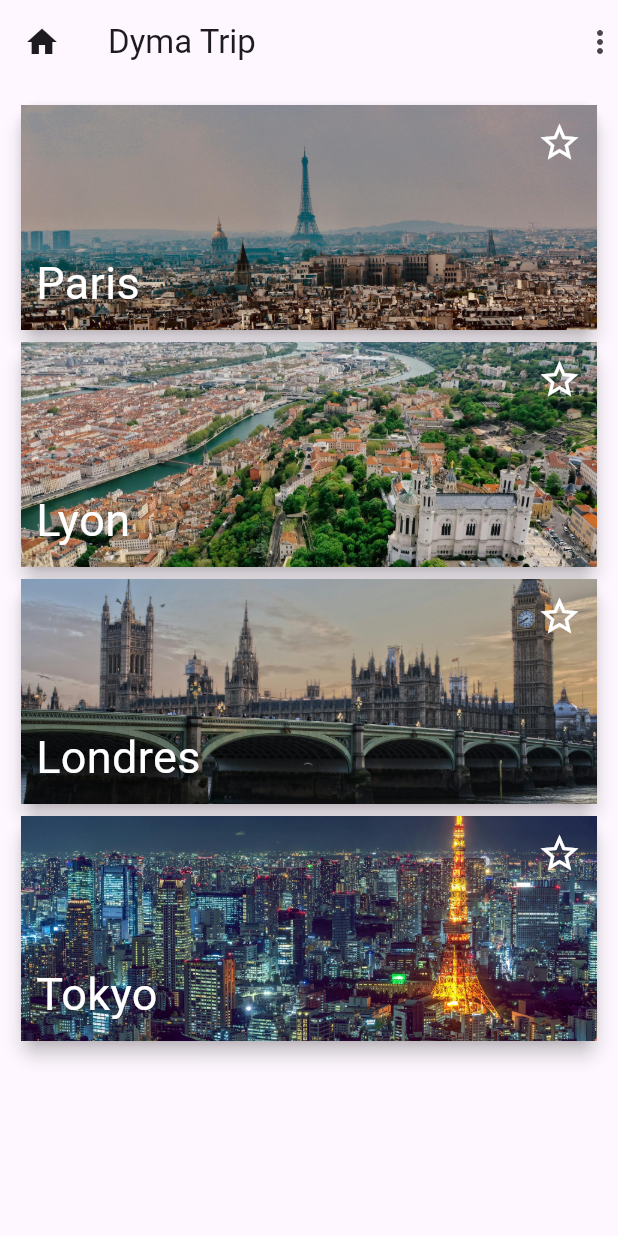
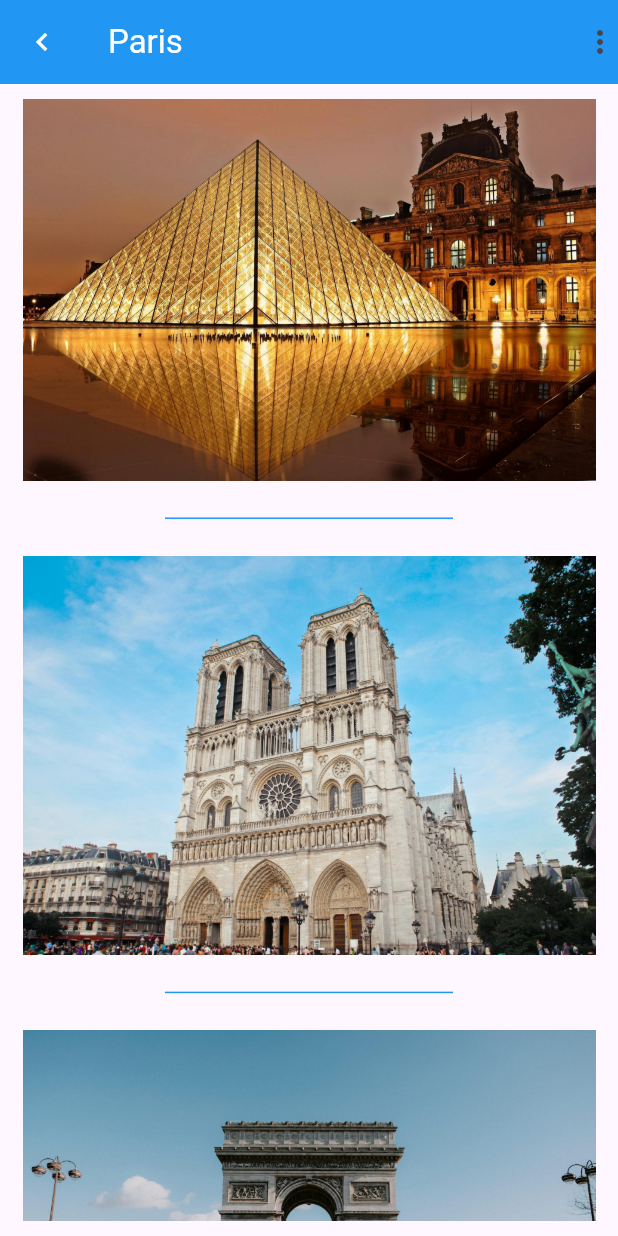
Before and after one commit to MaximeBel24/dyma-flutter, a Flutter app: the screen it shows after launch, on a phone screen of 412 x 824 dp. Run offline on Flutter 3.47's test engine with Material 3 defaults, Android fonts, the phone set to English and light mode, and no system bars.

Commit message:
Chap 7, Leçon 40 fini

```diff
--- /dev/null
+++ b/lib/data/data.dart
@@ -0,0 +1,28 @@
+import '../models/activity.model.dart';
+
+List<Activity> activities = [
+  Activity(
+    image: 'assets/images/activities/louvre.jpg',
+    name: 'Le Louvre',
+    id: 'a1',
+    city: 'Paris',
+  ),
+  Activity(
+    image: 'assets/images/activities/notre_dame.jpg',
+    name: 'Notre Dame',
+    id: 'a2',
+    city: 'Paris',
+  ),
+  Activity(
+      image: 'assets/images/activities/arc_triomphe.jpg',
+      name: 'Arc de Triomphe',
+      id: 'a3',
+      city: 'Paris'
+  ),
+  Activity(
+      city: 'Paris',
+      image: 'assets/images/activities/tour_eiffel.jpg',
+      name: 'Tour Eiffel',
+      id: 'a4'
+  ),
+];
--- a/lib/main.dart
+++ b/lib/main.dart
@@ -1,16 +1,20 @@
 import 'package:flutter/material.dart';
-import 'package:my_first_app/home.dart';
+import 'views/city/city.dart';
+// import 'package:my_first_app/views/home/home.dart';
 
 main() {
   runApp(DymaTrip());
 }
 
 class DymaTrip extends StatelessWidget {
+  const DymaTrip({super.key});
+
   @override
   Widget build(BuildContext context) {
     return MaterialApp(
       debugShowCheckedModeBanner: false,
-      home: Home(),
+      // home: Home(),
+      home: City(),
     );
   }
 }
--- /dev/null
+++ b/lib/models/activity.model.dart
@@ -0,0 +1,12 @@
+class Activity {
+  String name;
+  String image;
+  String? id;
+  String city;
+
+  Activity({
+    required this.name,
+    required this.city,
+    this.id,
+    required this.image });
+}
--- /dev/null
+++ b/lib/views/city/city.dart
@@ -0,0 +1,45 @@
+import 'package:flutter/material.dart';
+import '../../models/activity.model.dart';
+import '../../data/data.dart' as data;
+import 'widgets/activity_card.dart';
+
+class City extends StatefulWidget {
+  final List<Activity> activities = data.activities;
+
+  City({super.key});
+  @override
+  State<City> createState() => _CityState();
+}
+
+class _CityState extends State<City> {
+  @override
+  Widget build(BuildContext context) {
+    return Scaffold(
+      appBar: AppBar(
+        backgroundColor: Colors.blue,
+        leading: const Icon(Icons.chevron_left, color: Colors.white,),
+        title: const Text(
+          'Paris',
+          style: TextStyle(color: Colors.white),
+        ),
+        actions: const <Widget>[
+          Icon(Icons.more_vert),
+        ],
+      ),
+      body: Container(
+        padding: const EdgeInsets.all(10),
+        child: ListView.separated(
+            itemCount: widget.activities.length,
+            itemBuilder: (context, index) => ActivityCard(
+                  activity: widget.activities[index],
+                ),
+            separatorBuilder: (context, index) => const Divider(
+                  color: Colors.blue,
+                  endIndent: 100,
+                  indent: 100,
+                  height: 50,
+                )),
+      ),
+    );
+  }
+}
--- /dev/null
+++ b/lib/views/city/widgets/activity_card.dart
@@ -0,0 +1,20 @@
+import 'package:flutter/material.dart';
+import '../../../models/activity.model.dart';
+
+class ActivityCard extends StatelessWidget {
+  final Activity activity;
+
+  const ActivityCard({super.key, required this.activity});
+
+  @override
+  Widget build(BuildContext context) {
+    return Container(
+      width: double.infinity,
+      margin: const EdgeInsets.symmetric(horizontal: 5),
+      child: Image.asset(
+        activity.image,
+        fit: BoxFit.cover,
+      ),
+    );
+  }
+}
--- a/lib/home.dart
+++ b/lib/views/home/home.dart
@@ -1,5 +1,5 @@
 import 'package:flutter/material.dart';
-import 'package:my_first_app/city_card.dart';
+import 'package:my_first_app/views/home/widgets/city_card.dart';
 
 class Home extends StatefulWidget {
   @override
@@ -8,10 +8,10 @@ class Home extends StatefulWidget {
 
 class _HomeState extends State<Home> {
   List cities = [
-    {'name': 'Paris', 'image': 'assets/images/paris.jpg', 'checked': false},
-    {'name': 'Lyon', 'image': 'assets/images/lyon.jpg', 'checked': false},
-    {'name': 'Londres', 'image': 'assets/images/londres.jpg', 'checked': false},
-    {'name': 'Tokyo', 'image': 'assets/images/tokyo.jpg', 'checked': false},
+    {'name': 'Paris', 'image': 'assets/images/city/paris.jpg', 'checked': false},
+    {'name': 'Lyon', 'image': 'assets/images/city/lyon.jpg', 'checked': false},
+    {'name': 'Londres', 'image': 'assets/images/city/londres.jpg', 'checked': false},
+    {'name': 'Tokyo', 'image': 'assets/images/city/tokyo.jpg', 'checked': false},
   ];
 
   void switchChecked(city) {
@@ -41,9 +41,8 @@ class _HomeState extends State<Home> {
                 name: city['name'],
                 image: city['image'],
                 checked: city['checked'],
-                updateChecked: () {
-                  switchChecked(city);
-                },
+                updateChecked: () =>
+                  switchChecked(city),
               );
             }).toList(),
         ),
--- a/lib/city_card.dart
+++ b/lib/views/home/widgets/city_card.dart
@@ -4,14 +4,14 @@ class CityCard extends StatelessWidget {
   final String name;
   final String image;
   final bool checked;
-  final VoidCallback? updateChecked;
+  final VoidCallback updateChecked;
 
   CityCard(
       {super.key,
       required this.name,
       required this.image,
       required this.checked,
-      this.updateChecked});
+      required this.updateChecked});
 
   @override
   Widget build(BuildContext context) {
@@ -36,9 +36,9 @@ class CityCard extends StatelessWidget {
                   child: Row(
                     mainAxisAlignment: MainAxisAlignment.end,
                     crossAxisAlignment: CrossAxisAlignment.start,
-                    children: const <Widget>[
+                    children: <Widget>[
                       Icon(
-                        Icons.star_border,
+                        checked ? Icons.star : Icons.star_border,
                         size: 30,
                         color: Colors.white,
                       ),
--- a/pubspec.yaml
+++ b/pubspec.yaml
@@ -59,6 +59,8 @@ flutter:
   # To add assets to your application, add an assets section, like this:
   assets:
     - assets/images/
+    - assets/images/activities/
+
   #   - images/a_dot_burr.jpeg
   #   - images/a_dot_ham.jpeg
 
```
Also changed, not shown: assets/images/activities/arc_triomphe.jpg (added), assets/images/activities/louvre.jpg (added), assets/images/activities/notre_dame.jpg (added), assets/images/activities/tour_eiffel.jpg (added).
